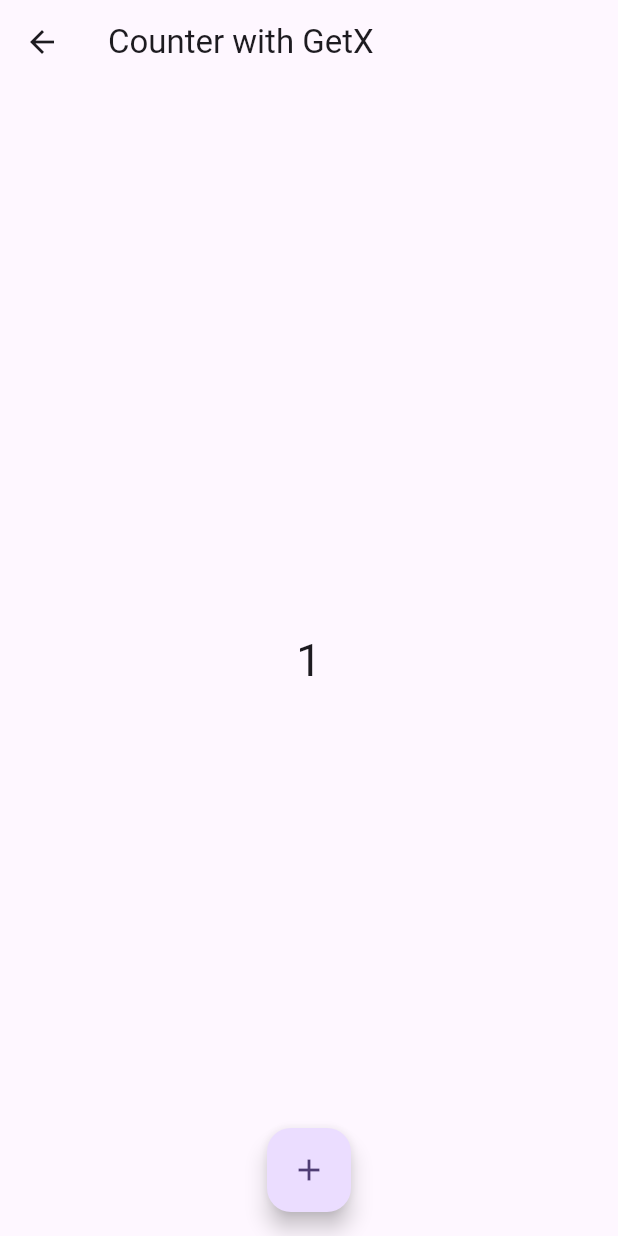
After one commit to jowelhossain/Flutter_Getx, a Flutter app: the screen it shows after launch, after a tap on "Counter With GetX", on a phone screen of 412 x 824 dp. The commit adds this screen. Run offline on Flutter 3.47's test engine with Material 2 defaults, Android fonts, the light colour scheme and no system bars; our stand-ins replace get.

Commit message:
Counter with Getx controller

```diff
--- a/lib/home_page.dart
+++ b/lib/home_page.dart
@@ -1,6 +1,7 @@
 import 'package:flutter/material.dart';
 import 'package:flutter_getx_project/screen/alart_dialog.dart';
 import 'package:flutter_getx_project/screen/bottom_sheet.dart';
+import 'package:flutter_getx_project/screen/counter.dart';
 import 'package:flutter_getx_project/screen/languages.dart';
 import 'package:flutter_getx_project/screen/snackbar.dart';
 import 'package:get/get.dart';
@@ -32,7 +33,11 @@ class _HomePageState extends State<HomePage> {
             }, child: Text("Bottom Sheet")),
       ElevatedButton(onPressed: (){
         Get.to(LanguageConvert());
-      },child: Text("Language Translate"),)
+      },child: Text("Language Translate"),),
+
+            ElevatedButton(onPressed: (){
+              Get.to(CounterTest());
+            },child: Text("Counter With GetX"),)
 
           ],
         ),
--- /dev/null
+++ b/lib/screen/counter.dart
@@ -0,0 +1,47 @@
+import 'package:flutter/material.dart';
+import 'package:get/get.dart';
+import 'package:get/get_state_manager/src/simple/get_controllers.dart';
+
+class CounterController extends GetxController{
+
+  RxInt counter=1.obs;
+
+  incrementCounter(){
+    counter.value++;
+  }
+}
+
+
+class CounterTest extends StatefulWidget {
+  const CounterTest({super.key});
+
+  @override
+  State<CounterTest> createState() => _CounterTestState();
+}
+
+class _CounterTestState extends State<CounterTest> {
+  final CounterController  controller = Get.put(CounterController());
+
+  @override
+  Widget build(BuildContext context) {
+    return Scaffold(
+
+      appBar: AppBar(title: Text("Counter with GetX"),),
+      body:Center(
+        child: Container(
+
+          child: Obx(()=>Text(controller.counter.toString(),style: TextStyle(fontSize: 30),)),
+
+        ),
+      ),
+      floatingActionButton: FloatingActionButton(onPressed:(){
+        controller.incrementCounter();
+
+      }
+      ,child: Icon(Icons.add),
+      ),
+      floatingActionButtonLocation: FloatingActionButtonLocation.centerFloat,
+
+    );
+  }
+}
```
